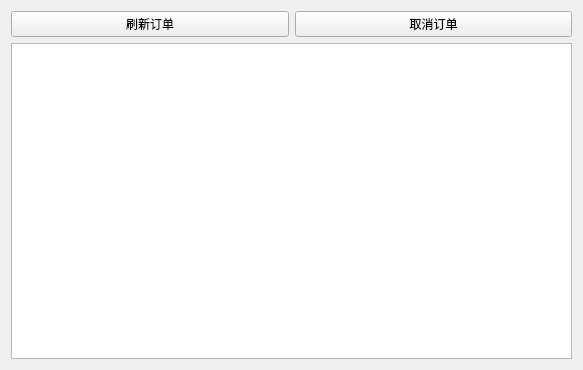
Qt form FlightTicketClient/pages/OrdersPage/OrdersPage.ui (n-ss1m-1/FlightTicketSystem) before a commit.
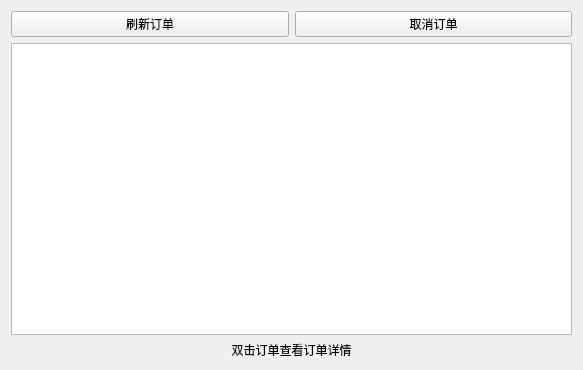
The same form after that commit.

Commit message: 完善订单页面

Diff of the .ui file:
```diff
--- a/FlightTicketClient/pages/OrdersPage/OrdersPage.ui
+++ b/FlightTicketClient/pages/OrdersPage/OrdersPage.ui
@@ -42,6 +42,16 @@
      </property>
     </widget>
    </item>
+   <item>
+    <widget class="QLabel" name="label">
+     <property name="text">
+      <string>双击订单查看订单详情</string>
+     </property>
+     <property name="alignment">
+      <set>Qt::AlignmentFlag::AlignCenter</set>
+     </property>
+    </widget>
+   </item>
   </layout>
  </widget>
  <resources/>
```
The commit also changes 5 other files.
